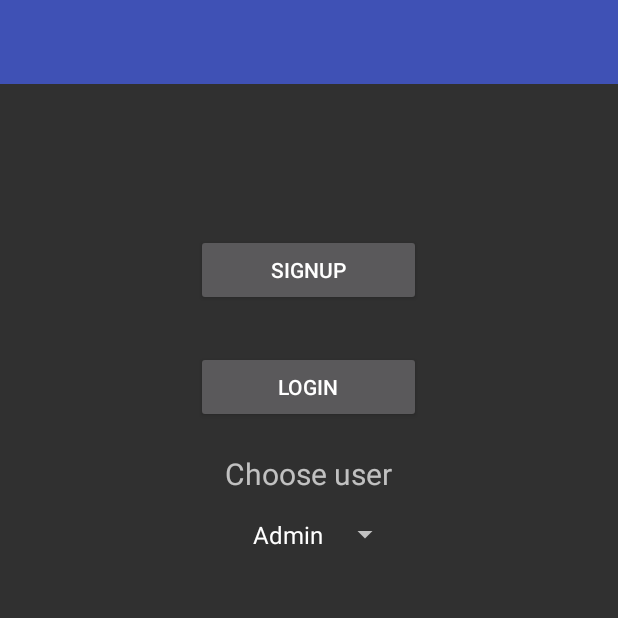
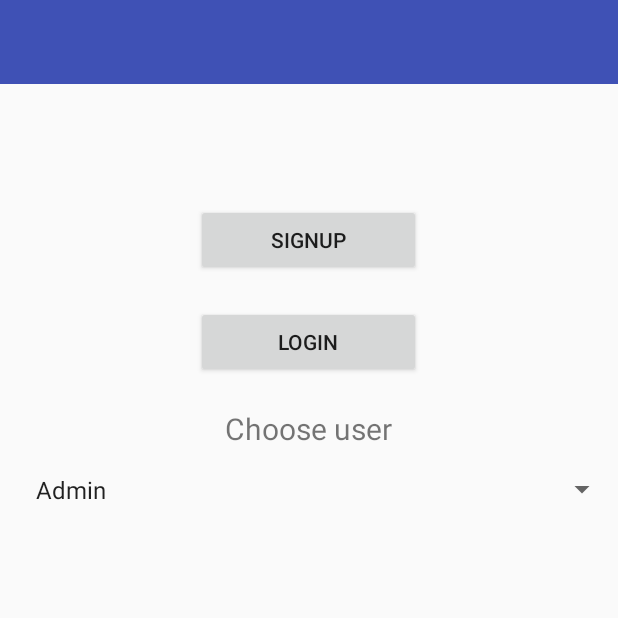
Before and after one commit to AnvilCode/Mappr, an Android app: the screen it shows after launch (MainActivity), on a phone screen of 412 x 824 dp, the top half of it. Run offline under Robolectric (Android 15) with nearby library versions, the phone set to English and light mode, and no system bars.

```diff
--- a/app/src/main/res/layout/activity_main.xml
+++ b/app/src/main/res/layout/activity_main.xml
@@ -11,7 +11,7 @@
 
 <Button
     android:layout_below="@id/app_bar"
-    android:layout_marginTop="100dp"
+    android:layout_marginTop="80dp"
     android:layout_width="150dp"
     android:layout_height="wrap_content"
     android:layout_centerHorizontal="true"
@@ -22,7 +22,7 @@
     />
 
     <Button
-    android:layout_marginTop="30dp"
+    android:layout_marginTop="20dp"
     android:id="@+id/login"
     android:layout_width="150dp"
     android:layout_height="wrap_content"
@@ -43,7 +43,7 @@
         android:layout_centerHorizontal="true"/>
 
     <Spinner
-        android:layout_width="wrap_content"
+        android:layout_width="match_parent"
         android:layout_height="wrap_content"
         android:id="@+id/spinner"
         android:paddingTop="30dp"
--- a/app/src/main/res/layout/admin_activity.xml
+++ b/app/src/main/res/layout/admin_activity.xml
@@ -14,5 +14,6 @@
     <ListView
         android:layout_width="match_parent"
         android:layout_height="wrap_content"
-        android:id="@+id/listView" />
+        android:id="@+id/listView"
+        />
 </LinearLayout>
--- a/app/src/main/res/values/styles.xml
+++ b/app/src/main/res/values/styles.xml
@@ -1,7 +1,7 @@
 <resources>
 
     <!-- Base application theme. -->
-    <style name="AppTheme" parent="Theme.AppCompat.NoActionBar">
+    <style name="AppTheme" parent="Theme.AppCompat.Light.NoActionBar">
         <!-- Customize your theme here. -->
         <item name="colorPrimary">@color/colorPrimary</item>
         <item name="colorPrimaryDark">@color/colorPrimaryDark</item>
```
